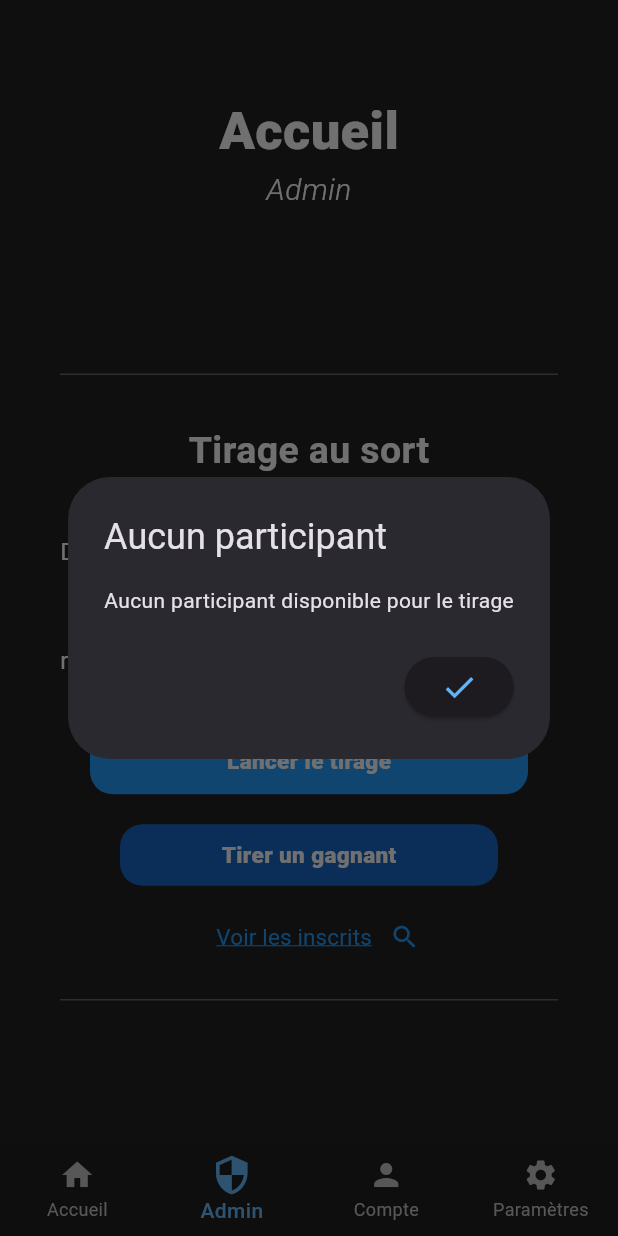
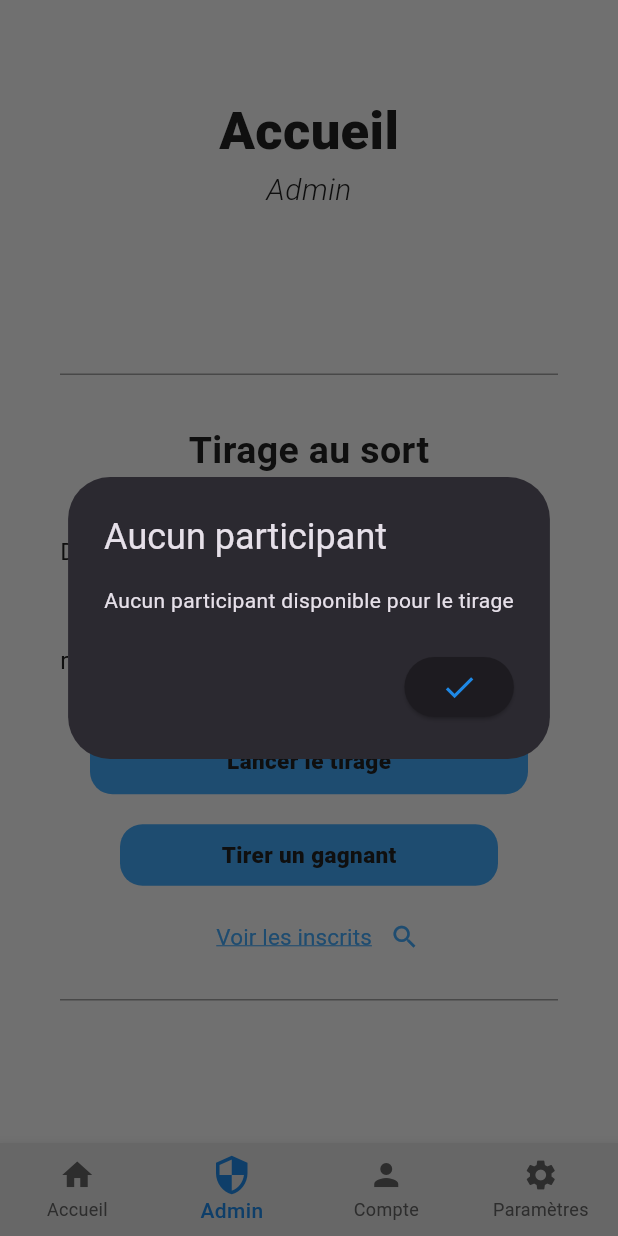
Before and after one commit to JB-Bruce/LagoonApp, a Flutter app: the screen it shows once a user with an empty profile is signed in, item 2 of the bottom bar chosen, after a tap on "Tirer un gagnant", on a phone screen of 412 x 824 dp. Run offline on Flutter 3.47's test engine with Material 3 defaults, Android fonts, the phone set to English and light mode, and no system bars; our stand-ins replace cloud_firestore, device_info_plus, firebase_auth, firebase_core; missing offline and left inert: mobile_scanner; accounts and stored records are empty; network calls fail.

Commit message:
added settings layout + started ligth theme

```diff
--- a/lib/Authentication/Pages/loading_page.dart
+++ b/lib/Authentication/Pages/loading_page.dart
@@ -16,12 +16,12 @@ class _LoadingPageState extends State<LoadingPage> {
   @override
   Widget build(BuildContext context) {
     return Scaffold(
-      backgroundColor: AppPallette.backgroundColor,
+      backgroundColor: appColor.backgroundColor,
 
       body: SafeArea(
         child: Center(
           child: CircularProgressIndicator(
-            color: AppPallette.gradiant1,
+            color: appColor.gradiant1,
             strokeWidth: 5,
             strokeCap: StrokeCap.round,
           ),
--- a/lib/Authentication/Pages/login_page.dart
+++ b/lib/Authentication/Pages/login_page.dart
@@ -34,7 +34,7 @@ class _LoginPageState extends State<LoginPage> {
   @override
   Widget build(BuildContext context) {
     return Scaffold(
-      backgroundColor: AppPallette.backgroundColor,
+      backgroundColor: appColor.backgroundColor,
 
       body: SafeArea(
         child: Center(
@@ -42,7 +42,7 @@ class _LoginPageState extends State<LoginPage> {
             Text(
               'Lagoon',
               style: TextStyle(
-                color: AppPallette.textColor1,
+                color: appColor.textColor1,
                 fontSize: 30,
                 fontWeight: FontWeight.w900,
               ),
@@ -50,7 +50,7 @@ class _LoginPageState extends State<LoginPage> {
             Text(
               'bar - restaurant',
               style: TextStyle(
-                color: AppPallette.textColor3,
+                color: appColor.textColor3,
                 fontSize: 18,
                 fontWeight: FontWeight.w600,
               ),
@@ -61,7 +61,7 @@ class _LoginPageState extends State<LoginPage> {
             Text(
               'Connexion',
               style: TextStyle(
-                color: AppPallette.textColor1,
+                color: appColor.textColor1,
                 fontSize: 35,
                 fontWeight: FontWeight.w900,
                 fontFamily: ''
@@ -103,7 +103,7 @@ class _LoginPageState extends State<LoginPage> {
                     onPressed: ()=>{},
                     child: Text('Mot de passe oublié ?',
                       style: TextStyle(
-                        color: AppPallette.textColor2,
+                        color: appColor.textColor2,
                       ),
                     ),
                   ),
@@ -119,7 +119,7 @@ class _LoginPageState extends State<LoginPage> {
 
             Text(errorMsg,
               style: TextStyle(
-                color: AppPallette.errorColor,
+                color: appColor.errorColor,
               ),
             ),
 
@@ -131,7 +131,7 @@ class _LoginPageState extends State<LoginPage> {
               children: [
                 Text('Pas de compte ?' ,
                   style: TextStyle(
-                    color: AppPallette.textColor2,
+                    color: appColor.textColor2,
                   ),
                 ),
                 TextButton(
@@ -143,7 +143,7 @@ class _LoginPageState extends State<LoginPage> {
                   },
                   child: Text("Créer un compte",
                     style: TextStyle(
-                      color: AppPallette.gradiant1,
+                      color: appColor.gradiant1,
                     ),
                   ),
                 ),
--- a/lib/Authentication/Widgets/InputField.dart
+++ b/lib/Authentication/Widgets/InputField.dart
@@ -27,14 +27,14 @@ class InputField extends StatelessWidget {
         decoration: InputDecoration(
           enabledBorder:  OutlineInputBorder(
             borderSide: BorderSide(
-              color: AppPallette.borderColor,
+              color: appColor.borderColor,
               width: 2.0,
             ),
             borderRadius: BorderRadius.circular(15)
           ),
           focusedBorder:  OutlineInputBorder(
               borderSide: BorderSide(
-                color: AppPallette.gradiant1,
+                color: appColor.gradiant1,
                 width: 3.0,
               ),
               borderRadius: BorderRadius.circular(20)
--- a/lib/Authentication/Widgets/validate_button.dart
+++ b/lib/Authentication/Widgets/validate_button.dart
@@ -24,12 +24,12 @@ class ValidateButton extends StatelessWidget {
       child: InkWell(
         onTap: event,
         borderRadius: BorderRadius.circular(15),
-        focusColor: AppPallette.gradiant2,
+        focusColor: appColor.gradiant2,
         child: Ink(
           padding: const EdgeInsets.all(15),
           //margin: const EdgeInsets.symmetric(horizontal: 25),
           decoration: BoxDecoration(
-            color: AppPallette.gradiant1,
+            color: appColor.gradiant1,
             borderRadius: BorderRadius.circular(15)
           ),
           child: Center(
@@ -40,7 +40,7 @@ class ValidateButton extends StatelessWidget {
                 Center(
                   child: Text(text,
                     style: TextStyle(
-                      color: AppPallette.textColor1,
+                      color: appColor.textColor1,
                       fontWeight: FontWeight.w800,
                       fontSize: 18,
                     ),
--- a/lib/Main/app_pallette.dart
+++ b/lib/Main/app_pallette.dart
@@ -1,21 +1,35 @@
 import 'package:flutter/material.dart';
+import 'package:lagoon_app/Main/user_service.dart';
 
-class AppPallette
-{
-  static final Color backgroundColor = Colors.grey[900]!;
-  static final Color backgroundColor2 = Color.fromARGB(255, 30, 30, 30);
-  static final Color backgroundColor3 = Color.fromARGB(255, 25, 25, 35);
-  static final Color gradiant1 = Colors.blue[500]!;
-  static final Color gradiant2 = Colors.blue[300]!;
-  static final Color gradiant3 = Colors.blue[800]!;
-  static final Color borderColor = Colors.grey[500]!;
-  static final Color borderColor2 = Colors.grey[700]!;
-  static final Color borderColor3 = Colors.grey[600]!;
-  static final Color borderColor4 = Colors.grey[800]!;
-  static final Color textColor1 = Colors.grey[100]!;
-  static final Color textColor2 = Colors.grey[200]!;
-  static final Color textColor3 = Colors.grey[400]!;
-  static final Color transparentColor = Colors.transparent;
-  static final Color errorColor = Colors.red[600]!;
-  static final Color errorColor2 = Colors.red[400]!;
+final appColor = AppPallette();
+
+class AppPallette {
+  static final AppPallette instance = AppPallette._internal();
+  factory AppPallette() => instance;
+  AppPallette._internal();
+
+  bool get _isDark => userService.value.isDarkTheme;
+
+  Color get backgroundColor => _isDark ? Colors.grey[900]! : Colors.grey[100]!;
+  Color get backgroundColor2 => _isDark ? const Color(0xFF1E1E1E) : Colors.grey[300]!;
+  Color get backgroundColor3 => _isDark ? const Color(0xFF191923) : Colors.white;
+
+  Color get gradiant1 => _isDark ? Colors.blue[500]! : Colors.blue[400]!;
+  Color get gradiant2 => _isDark ? Colors.blue[300]! : Colors.blue[600]!;
+  Color get gradiant3 => _isDark ? Colors.blue[800]! : Colors.blue[400]!;
+
+  Color get borderColor => _isDark ? Colors.grey[500]! : Colors.grey[700]!;
+  Color get borderColor2 => _isDark ? Colors.grey[700]! : Colors.grey[500]!;
+  Color get borderColor3 => _isDark ? Colors.grey[600]! : Colors.grey[600]!;
+  Color get borderColor4 => _isDark ? Colors.grey[800]! : Colors.grey[600]!;
+  Color get borderColor5 => _isDark ? Colors.grey[850]! : Colors.grey[400]!;
+
+  Color get textColor1 => _isDark ? Colors.grey[100]! : Colors.grey[900]!;
+  Color get textColor2 => _isDark ? Colors.grey[200]! : Colors.grey[800]!;
+  Color get textColor3 => _isDark ? Colors.grey[400]! : Colors.grey[700]!;
+
+  Color get transparentColor => Colors.transparent;
+
+  Color get errorColor => Colors.red[600]!;
+  Color get errorColor2 => Colors.red[400]!;
 }
--- a/lib/Main/pages/admin_widget.dart
+++ b/lib/Main/pages/admin_widget.dart
@@ -30,7 +30,7 @@ class _AdminWidgetState extends State<AdminWidget> {
           content: Text("Aucun participant disponible pour le tirage"),
           actions: [
             ElevatedButton(
-              child: Icon(Icons.check, color: AppPallette.gradiant2, size: 25,),
+              child: Icon(Icons.check, color: appColor.gradiant2, size: 25,),
               onPressed: () => Navigator.pop(context),
             )
           ],
@@ -57,7 +57,7 @@ class _AdminWidgetState extends State<AdminWidget> {
                   style: TextStyle(
                     fontSize: 15,
                     fontWeight: FontWeight.w800,
-                    color: AppPallette.gradiant2,
+                    color: appColor.gradiant2,
                   ),
                 ),
               ],
@@ -65,13 +65,13 @@ class _AdminWidgetState extends State<AdminWidget> {
 
             Text(winnerEmail,
               style: TextStyle(
-                color: AppPallette.textColor3,
+                color: appColor.textColor3,
               ),
             ),
 
             Text('id : ' + winnerUid,
               style: TextStyle(
-                color: AppPallette.borderColor3,
+                color: appColor.borderColor3,
                 fontSize: 10,
               ),
             ),
@@ -79,7 +79,7 @@ class _AdminWidgetState extends State<AdminWidget> {
         ),
         actions: [
           ElevatedButton(
-            child: Icon(Icons.check, color: AppPallette.gradiant2, size: 25,),
+            child: Icon(Icons.check, color: appColor.gradiant2, size: 25,),
             onPressed: () => Navigator.pop(context),
           )
         ],
@@ -96,7 +96,7 @@ class _AdminWidgetState extends State<AdminWidget> {
           Text(
             'Accueil',
             style: TextStyle(
-              color: AppPallette.textColor1,
+              color: appColor.textColor1,
               fontSize: 35,
               fontWeight: FontWeight.w800,
             ),
@@ -105,7 +105,7 @@ class _AdminWidgetState extends State<AdminWidget> {
           Text(
             'Admin',
             style: TextStyle(
-              color: AppPallette.textColor1,
+              color: appColor.textColor1,
               fontSize: 20,
               fontWeight: FontWeight.w300,
               fontStyle: FontStyle.italic,
@@ -115,7 +115,7 @@ class _AdminWidgetState extends State<AdminWidget> {
           const SizedBox(height: 100),
 
           Divider(
-            color: AppPallette.borderColor2,
+            color: appColor.borderColor2,
             thickness: 1,
             indent: 40,
             endIndent: 40,
@@ -126,7 +126,7 @@ class _AdminWidgetState extends State<AdminWidget> {
           Text(
             'Tirage au sort',
             style: TextStyle(
-              color: AppPallette.textColor1,
+              color: appColor.textColor1,
               fontSize: 25,
               fontWeight: FontWeight.w600,
             ),
@@ -142,7 +142,7 @@ class _AdminWidgetState extends State<AdminWidget> {
                 Text(
                   'Durée : ',
                   style: TextStyle(
-                    color: AppPallette.textColor1,
+                    color: appColor.textColor1,
                     fontSize: 16,
                   ),
                 ),
@@ -170,14 +170,14 @@ class _AdminWidgetState extends State<AdminWidget> {
                       isDense: true,
                       enabledBorder: OutlineInputBorder(
                         borderSide: BorderSide(
-                          color: AppPallette.borderColor,
+                          color: appColor.borderColor,
                           width: 2.0,
                         ),
                         borderRadius: BorderRadius.circular(10),
                       ),
                       focusedBorder: OutlineInputBorder(
                         borderSide: BorderSide(
-                          color: AppPallette.gradiant1,
+                          color: appColor.gradiant1,
                           width: 3.0,
                         ),
                         borderRadius: BorderRadius.circular(13),
@@ -192,7 +192,7 @@ class _AdminWidgetState extends State<AdminWidget> {
                 Text(
                   'mn',
                   style: TextStyle(
-                    color: AppPallette.textColor1,
+                    color: appColor.textColor1,
                     fontSize: 16,
                   ),
                 ),
@@ -210,7 +210,7 @@ class _AdminWidgetState extends State<AdminWidget> {
                 Text(
                   'répétitions : ',
                   style: TextStyle(
-                    color: AppPallette.textColor1,
+                    color: appColor.textColor1,
                     fontSize: 16,
                   ),
                 ),
@@ -238,14 +238,14 @@ class _AdminWidgetState extends State<AdminWidget> {
                       isDense: true,
                       enabledBorder: OutlineInputBorder(
                         borderSide: BorderSide(
-                          color: AppPallette.borderColor,
+                          color: appColor.borderColor,
                           width: 2.0,
                         ),
                         borderRadius: BorderRadius.circular(10),
                       ),
                       focusedBorder: OutlineInputBorder(
                         borderSide: BorderSide(
-                          color: AppPallette.gradiant1,
+                          color: appColor.gradiant1,
                           width: 3.0,
                         ),
                         borderRadius: BorderRadius.circular(13),
@@ -260,7 +260,7 @@ class _AdminWidgetState extends State<AdminWidget> {
                 Text(
                   'x',
                   style: TextStyle(
-                    color: AppPallette.textColor1,
+                    color: appColor.textColor1,
                     fontSize: 16,
                   ),
                 ),
@@ -275,12 +275,12 @@ class _AdminWidgetState extends State<AdminWidget> {
         child: InkWell(
           onTap: null,
           borderRadius: BorderRadius.circular(15),
-          focusColor: AppPallette.gradiant2,
+          focusColor: appColor.gradiant2,
           child: Ink(
             padding: const EdgeInsets.all(12),
             //margin: const EdgeInsets.symmetric(horizontal: 25),
             decoration: BoxDecoration(
-                color: AppPallette.gradiant1,
+                color: appColor.gradiant1,
                 borderRadius: BorderRadius.circular(15)
             ),
             child: Center(
@@ -289,7 +289,7 @@ class _AdminWidgetState extends State<AdminWidget> {
                   Center(
                     child: Text('Lancer le tirage',
                       style: TextStyle(
-                        color: AppPallette.textColor1,
+                        color: appColor.textColor1,
                         fontWeight: FontWeight.w800,
                         fontSize: 15,
                       ),
@@ -311,12 +311,12 @@ class _AdminWidgetState extends State<AdminWidget> {
                 await pickWinner(context);
               },
               borderRadius: BorderRadius.circular(15),
-              focusColor: AppPallette.gradiant2,
+              focusColor: appColor.gradiant2,
               child: Ink(
                 padding: const EdgeInsets.all(10),
                 //margin: const EdgeInsets.symmetric(horizontal: 25),
                 decoration: BoxDecoration(
-                    color: AppPallette.gradiant3,
+                    color: appColor.gradiant3,
                     borderRadius: BorderRadius.circular(15)
                 ),
                 child: Center(
@@ -325,7 +325,7 @@ class _AdminWidgetState extends State<AdminWidget> {
                       Center(
                         child: Text('Tirer un gagnant',
                           style: TextStyle(
-                            color: AppPallette.textColor1,
+                            color: appColor.textColor1,
                             fontWeight: FontWeight.w800,
                             fontSize: 15,
                           ),
@@ -347,23 +347,23 @@ class _AdminWidgetState extends State<AdminWidget> {
                 onHover: (bool) => log('eee'),
                 child: Text('Voir les inscrits',
                   style: TextStyle(
-                    color: AppPallette.gradiant1,
+                    color: appColor.gradiant1,
                     fontSize: 15,
                     fontWeight: FontWeight.w400,
                     decoration: TextDecoration.underline,
-                    decorationColor: AppPallette.gradiant1,
+                    decorationColor: appColor.gradiant1,
                   ),
                 ),
               ),
 
-              Icon(Icons.search, color: AppPallette.gradiant1, size: 20),
+              Icon(Icons.search, color: appColor.gradiant1, size: 20),
             ],
           ),
 
           const SizedBox(height: 10),
 
           Divider(
-            color: AppPallette.borderColor2,
+            color: appColor.borderColor2,
             thickness: 1,
             indent: 40,
             endIndent: 40,
--- a/lib/Main/pages/home_page.dart
+++ b/lib/Main/pages/home_page.dart
@@ -67,16 +67,16 @@ class _HomePageState extends State<HomePage> {
             : [HomeWidget(), AccountPage(), SettingsWidget()];
 
         return Scaffold(
-          backgroundColor: AppPallette.backgroundColor,
+          backgroundColor: appColor.backgroundColor,
           bottomNavigationBar: BottomNavigationBar(
             currentIndex: currentIndex,
             onTap: setIndex,
             type: BottomNavigationBarType.fixed,
-            selectedItemColor: AppPallette.gradiant2,
+            selectedItemColor: appColor.gradiant2,
             selectedIconTheme: IconThemeData(size: 28),
             selectedLabelStyle: TextStyle(fontWeight: FontWeight.w500),
-            unselectedItemColor: AppPallette.textColor3,
-            backgroundColor: AppPallette.backgroundColor2,
+            unselectedItemColor: appColor.textColor3,
+            backgroundColor: appColor.backgroundColor2,
 
             items: isAdminUser ?
             [
--- a/lib/Main/pages/home_widget.dart
+++ b/lib/Main/pages/home_widget.dart
@@ -56,7 +56,7 @@ class HomeWidget extends StatelessWidget {
           Text(
             'Accueil',
             style: TextStyle(
-              color: AppPallette.textColor1,
+              color: appColor.textColor1,
               fontSize: 35,
               fontWeight: FontWeight.w800,
             ),
--- a/lib/Main/pages/loading_page.dart
+++ b/lib/Main/pages/loading_page.dart
@@ -7,10 +7,10 @@ class LoadingPage extends StatelessWidget {
   @override
   Widget build(BuildContext context) {
     return Scaffold(
-      backgroundColor: AppPallette.backgroundColor,
+      backgroundColor: appColor.backgroundColor,
       body: Center(
         child: CircularProgressIndicator(
-          color: AppPallette.gradiant1,
+          color: appColor.gradiant1,
         ),
       ),
     );
--- a/lib/Main/user_service.dart
+++ b/lib/Main/user_service.dart
@@ -8,7 +8,11 @@ ValueNotifier<UserService> userService = ValueNotifier(UserService());
 
 class UserService {
 
+  String version = '0.1.0';
+
   String? name = '';
+
+  bool isDarkTheme = false;
 
   Future<void> saveUserData(String uid, String firstName) async {
     try {
```
Also changed, not shown: lib/Authentication/Pages/email_sent_page.dart (+6 -6 lines), lib/Authentication/Pages/signin_page.dart (+7 -7 lines), lib/Main/Widgets/input_field_account_widget.dart (+8 -6 lines), lib/Main/Widgets/settings_subpage_button.dart (added, +53 -0 lines), lib/Main/pages/account_widget.dart (+12 -12 lines), lib/Main/pages/player_list_view.dart (+14 -14 lines), lib/Main/pages/qr_scanner_page.dart (+11 -11 lines), lib/Main/pages/settings_widget.dart (+99 -7 lines).
